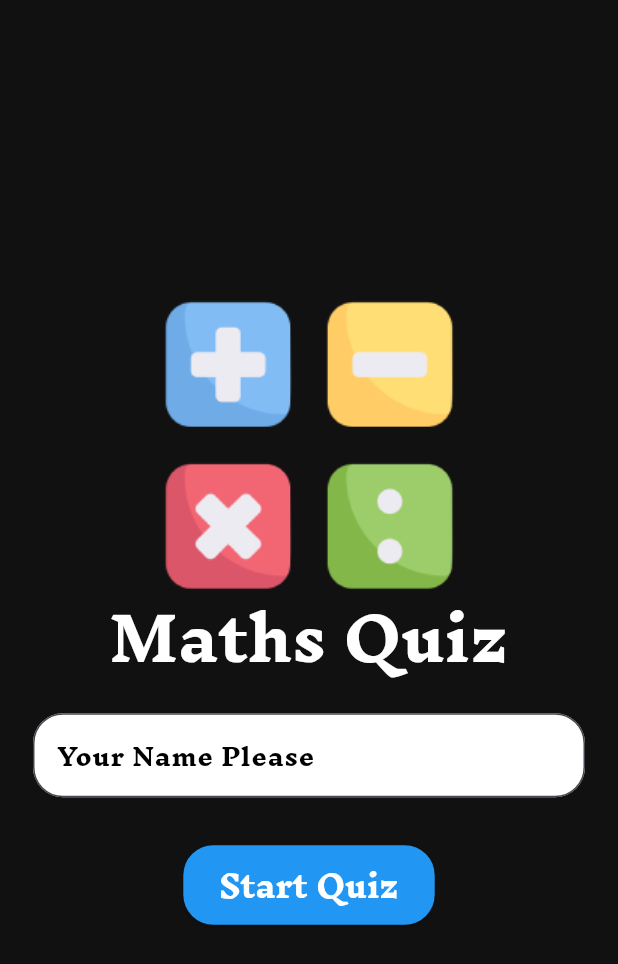
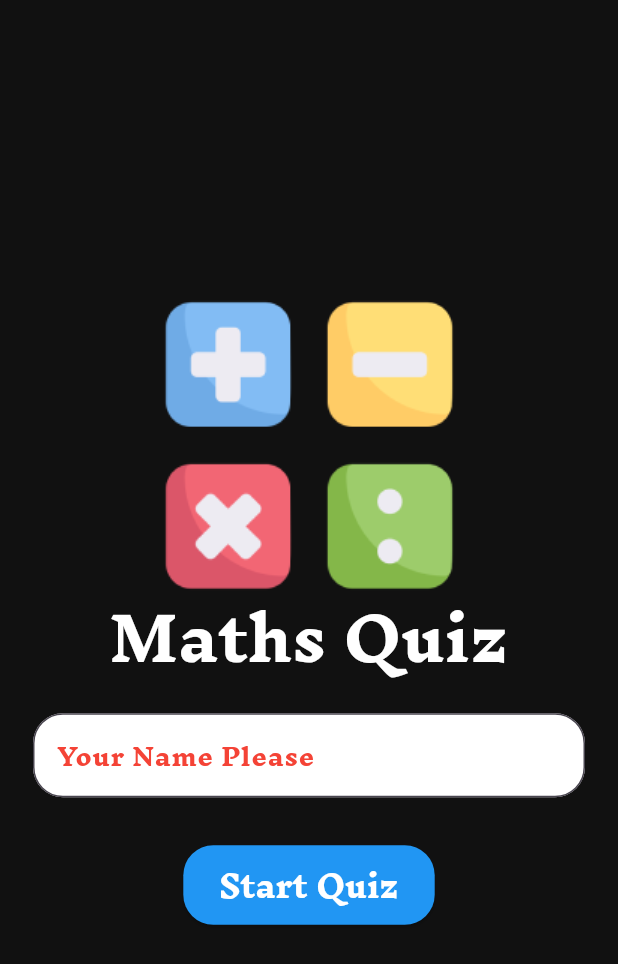
Before and after one commit to gayurajeev/Retail-Sales-SQL, a Flutter app: the screen it shows after launch, after a tap on "Start Quiz", on a phone screen of 412 x 824 dp. Shown: the top 964 px of the screen. Run offline on Flutter 3.47's test engine with Material 3 defaults, Android fonts, the phone set to English and light mode, and no system bars.

Commit message:
home to question navigation and home input empty warning added

```diff
--- a/lib/main.dart
+++ b/lib/main.dart
@@ -1,5 +1,7 @@
 import 'package:flutter/material.dart';
 import 'package:maths_quiz/screens/screen_home.dart';
+import 'package:maths_quiz/screens/screen_leaderboard.dart';
+import 'package:maths_quiz/screens/screen_questions.dart';
 
 void main() {
   runApp(MyApp());
@@ -15,7 +17,11 @@ class MyApp extends StatelessWidget {
         theme: ThemeData(
           primaryColor: const Color(0xFFFFFFFF),
           scaffoldBackgroundColor: const Color(0xFF111111)),
-        home: const ScreenHome(), // Home screen
+        home: ScreenHome(), // Home screen
+        routes: {
+          'screen_questions': (context) => ScreenQuestions(),
+          'screen_leaderboard': (context) => ScreenLeaderboard(),
+        },
       ),
     );
   }
--- a/lib/screens/screen_home.dart
+++ b/lib/screens/screen_home.dart
@@ -1,7 +1,42 @@
 import 'package:flutter/material.dart';
 
-class ScreenHome extends StatelessWidget {
+class ScreenHome extends StatefulWidget {
   const ScreenHome({super.key});
+
+  @override
+  _ScreenHomeState createState() => _ScreenHomeState();
+}
+
+class _ScreenHomeState extends State<ScreenHome> {
+  // Create a TextEditingController to manage the TextField input
+  final TextEditingController _nameController = TextEditingController();
+
+  // Flag to check if the TextField is empty
+  bool _isEmpty = false;
+
+  void onStart(BuildContext context) {
+    // Get the value from the TextField using the controller
+    String name = _nameController.text;
+
+    // Check if the name is empty
+    if (name.isEmpty) {
+      // Set the flag to true to change the hint text color to red
+      setState(() {
+        _isEmpty = true;
+      });
+      print("Please enter your name!");
+      return; // Stop further actions if the name is empty
+    }
+
+    // Print the name to the console
+    print("User Name: $name");
+
+    // Clear the TextField input
+    _nameController.clear();
+
+    // Navigate to the next screen
+    Navigator.of(context).pushNamed('screen_questions');
+  }
 
   @override
   Widget build(BuildContext context) {
@@ -24,13 +59,14 @@ class ScreenHome extends StatelessWidget {
             Padding(
               padding: const EdgeInsets.all(22),
               child: TextField(
+                controller: _nameController, // Attach the controller to the TextField
                 decoration: InputDecoration(
                   border: OutlineInputBorder(
                     borderRadius: BorderRadius.circular(20),
                   ),
                   filled: true,
                   hintStyle: TextStyle(
-                    color: const Color.fromARGB(255, 0, 0, 0),
+                    color: _isEmpty ? Colors.red : Colors.black, // Change color to red if empty
                     fontFamily: 'InknutAntiqua',
                     fontWeight: FontWeight.w800,
                   ),
@@ -43,8 +79,7 @@ class ScreenHome extends StatelessWidget {
               padding: const EdgeInsets.all(10.0),
               child: ElevatedButton(
                 onPressed: () {
-                  // Add functionality here, e.g., navigate or submit
-                  print("Button Pressed!");
+                  onStart(context); // Call onStart when the button is pressed
                 },
                 style: ElevatedButton.styleFrom(
                   backgroundColor: Colors.blue, // Button background color
--- a/lib/screens/screen_leaderboard.dart
+++ b/lib/screens/screen_leaderboard.dart
@@ -1,8 +1,13 @@
 import 'package:flutter/material.dart';
 
-class ScreenLeaderboard extends StatelessWidget {
+class ScreenLeaderboard extends StatefulWidget {
   const ScreenLeaderboard({super.key});
 
+  @override
+  State<ScreenLeaderboard> createState() => _ScreenLeaderboardState();
+}
+
+class _ScreenLeaderboardState extends State<ScreenLeaderboard> {
   @override
   Widget build(BuildContext context) {
     return const Placeholder();
--- a/lib/screens/screen_questions.dart
+++ b/lib/screens/screen_questions.dart
@@ -10,6 +10,14 @@ class ScreenQuestions extends StatefulWidget {
 class _ScreenQuestionsState extends State<ScreenQuestions> {
   @override
   Widget build(BuildContext context) {
-    return const Placeholder();
+    return const Scaffold(
+      body: Center(
+        child: Column(
+          children: [
+            Text("Questions screen")
+          ],
+        ),
+      ),
+    );
   }
 }
```
Also changed, not shown: 1 other file.
